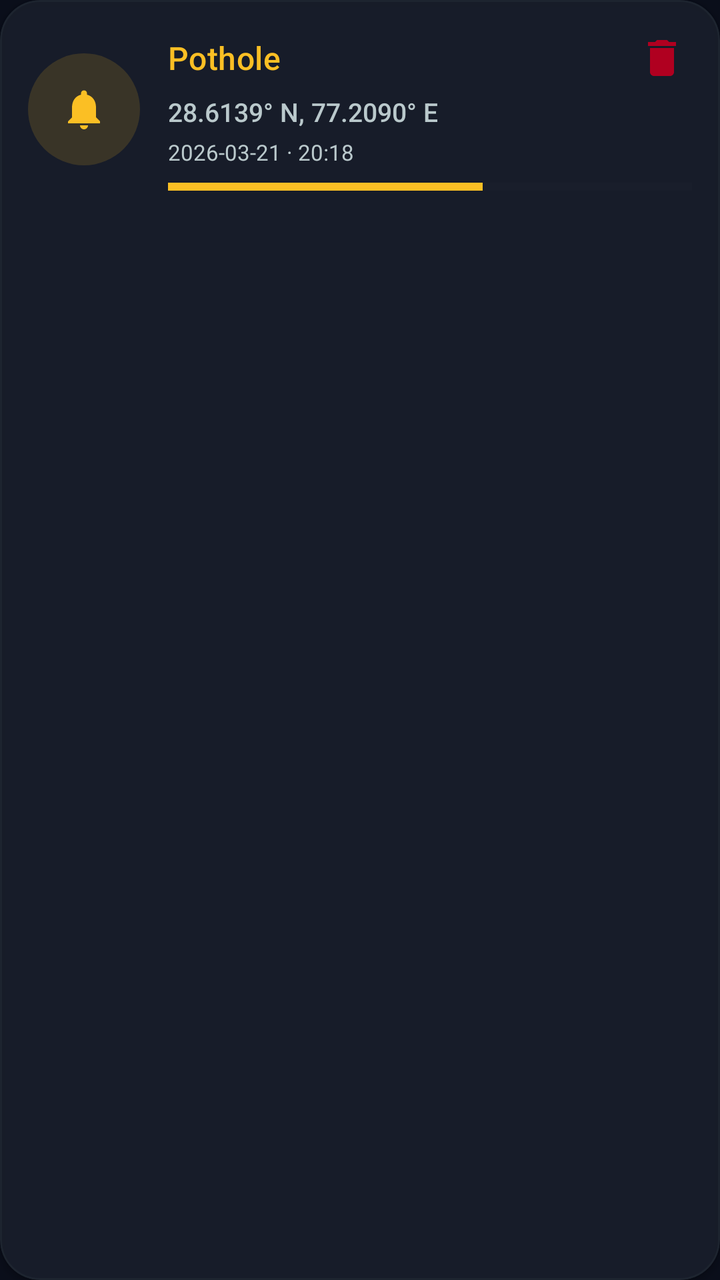
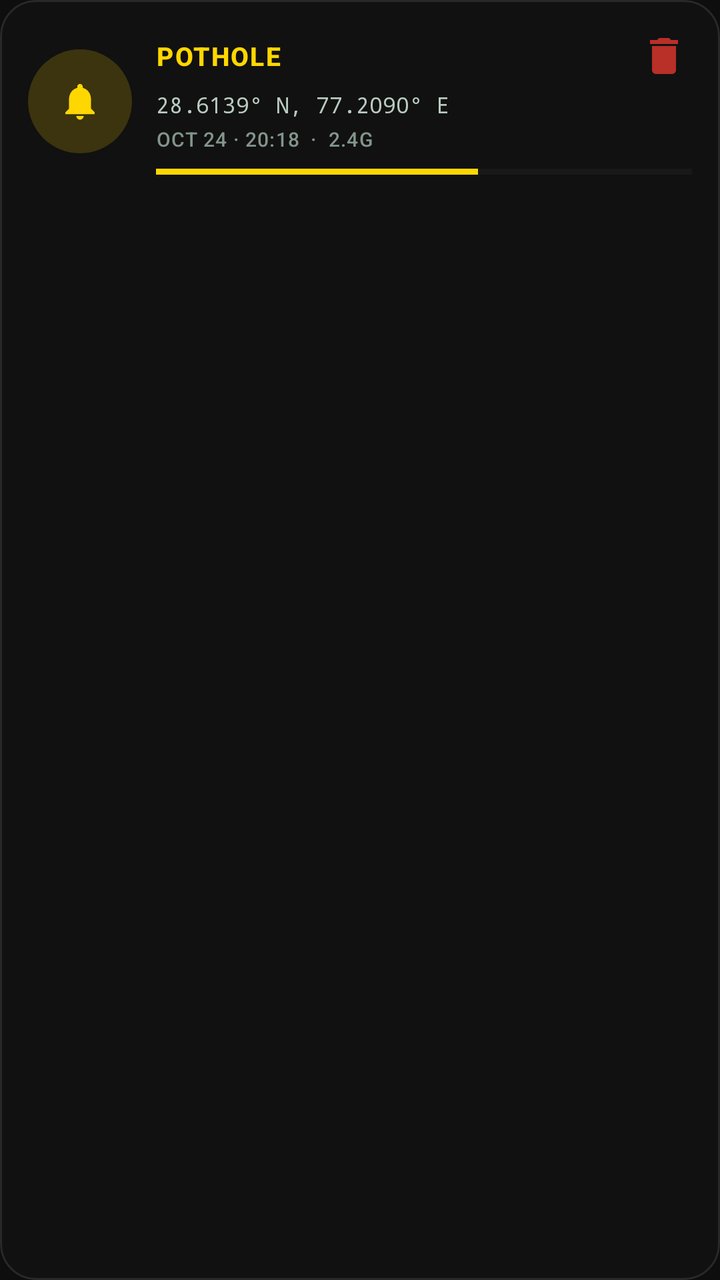

Compare the two renders of this Android layout. The source of the first and the diff that turns it into the second are given below.
<!-- AndroidManifest.xml: application theme Theme.RoadWise -->
<!-- res/layout/item_pothole.xml -->
<?xml version="1.0" encoding="utf-8"?>
<com.google.android.material.card.MaterialCardView xmlns:android="http://schemas.android.com/apk/res/android"
    xmlns:app="http://schemas.android.com/apk/res-auto"
    android:layout_width="match_parent"
    android:layout_height="wrap_content"
    android:layout_marginHorizontal="16dp"
    android:layout_marginVertical="6dp"
    app:cardBackgroundColor="?attr/glassSurface"
    app:cardCornerRadius="20dp"
    app:cardElevation="2dp"
    app:strokeColor="?attr/glassBorder"
    app:strokeWidth="1dp">

    <LinearLayout
        android:layout_width="match_parent"
        android:layout_height="wrap_content"
        android:orientation="horizontal"
        android:padding="14dp"
        android:gravity="center_vertical">

        
        <androidx.constraintlayout.widget.ConstraintLayout
            android:layout_width="56dp"
            android:layout_height="56dp">

            
            <View
                android:layout_width="56dp"
                android:layout_height="56dp"
                android:id="@+id/typeRing"
                android:background="@drawable/circle_indicator"
                android:backgroundTint="@color/brand_amber"
                android:alpha="0.15"
                app:layout_constraintTop_toTopOf="parent"
                app:layout_constraintStart_toStartOf="parent" />

            <ImageView
                android:layout_width="56dp"
                android:layout_height="56dp"
                android:id="@+id/ivThumbnail"
                android:scaleType="centerCrop"
                android:background="@android:color/transparent"
                app:layout_constraintTop_toTopOf="parent"
                app:layout_constraintStart_toStartOf="parent" />

            
            <ImageView
                android:id="@+id/ivTypeIcon"
                android:layout_width="24dp"
                android:layout_height="24dp"
                android:src="@drawable/ic_alerts"
                app:tint="@color/brand_amber"
                app:layout_constraintTop_toTopOf="parent"
                app:layout_constraintBottom_toBottomOf="parent"
                app:layout_constraintStart_toStartOf="parent"
                app:layout_constraintEnd_toEndOf="parent" />
        </androidx.constraintlayout.widget.ConstraintLayout>

        <LinearLayout
            android:layout_width="0dp"
            android:layout_height="wrap_content"
            android:layout_marginStart="14dp"
            android:layout_weight="1"
            android:orientation="vertical">

            <LinearLayout
                android:layout_width="match_parent"
                android:layout_height="wrap_content"
                android:orientation="horizontal"
                android:gravity="center_vertical">

                <TextView
                    android:id="@+id/tvType"
                    android:layout_width="0dp"
                    android:layout_height="wrap_content"
                    android:layout_weight="1"
                    android:text="Pothole"
                    android:textColor="?attr/colorSecondary"
                    android:textSize="16sp"
                    android:letterSpacing="0.01"
                    android:fontFamily="sans-serif-medium" />

                <ImageButton
                    android:id="@+id/btnDelete"
                    android:layout_width="30dp"
                    android:layout_height="30dp"
                    android:background="?attr/selectableItemBackgroundBorderless"
                    android:src="@drawable/ic_delete"
                    app:tint="?attr/colorError" />
            </LinearLayout>

            <TextView
                android:id="@+id/tvLocation"
                android:layout_width="match_parent"
                android:layout_height="wrap_content"
                android:layout_marginTop="3dp"
                android:text="28.6139° N, 77.2090° E"
                android:textColor="?attr/textFaded"
                android:fontFamily="sans-serif-medium"
                android:textSize="13sp" />

            <TextView
                android:id="@+id/tvDateTime"
                android:layout_width="match_parent"
                android:layout_height="wrap_content"
                android:layout_marginTop="4dp"
                android:text="2026-03-21 · 20:18"
                android:textColor="?attr/textFaded"
                android:textSize="11sp" />

            
            <ProgressBar
                android:id="@+id/pbIntensity"
                style="?android:attr/progressBarStyleHorizontal"
                android:layout_width="match_parent"
                android:layout_height="4dp"
                android:layout_marginTop="8dp"
                android:max="100"
                android:progress="60"
                android:progressTint="@color/brand_amber"
                android:progressBackgroundTint="?attr/glassBorder" />

        </LinearLayout>
    </LinearLayout>
</com.google.android.material.card.MaterialCardView>
<!-- resources referenced by this layout -->
<resources>
  <color name="brand_amber">#FBBF24</color>
  <!-- drawable circle_indicator (drawable) -->
  <?xml version="1.0" encoding="utf-8"?>
  <shape xmlns:android="http://schemas.android.com/apk/res/android"
      android:shape="oval">
      <solid android:color="#00FF00" />
      <size android:width="12dp" android:height="12dp" />
  </shape>
  <!-- drawable ic_alerts (drawable) -->
  <vector xmlns:android="http://schemas.android.com/apk/res/android"
      android:width="24dp"
      android:height="24dp"
      android:viewportWidth="24"
      android:viewportHeight="24">
      <path
          android:fillColor="#FF000000"
          android:pathData="M12,22c1.1,0 2,-0.9 2,-2h-4c0,1.1 0.9,2 2,2zM18,16v-5c0,-3.07 -1.63,-5.64 -4.5,-6.32V4c0,-0.83 -0.67,-1.5 -1.5,-1.5s-1.5,0.67 -1.5,1.5v0.68C7.64,5.36 6,7.92 6,11v5l-2,2v1h16v-1L18,16z"/>
  </vector>
  <!-- drawable ic_delete (drawable) -->
  <vector xmlns:android="http://schemas.android.com/apk/res/android"
      android:width="24dp"
      android:height="24dp"
      android:viewportWidth="24"
      android:viewportHeight="24"
      android:tint="#FF5252">
      <path
          android:fillColor="@android:color/white"
          android:pathData="M6,19c0,1.1 0.9,2 2,2h8c1.1,0 2,-0.9 2,-2V7H6V19zM19,4h-3.5l-1,-1h-5l-1,1H5v2h14V4z"/>
  </vector>
  <style name="Theme.RoadWise" parent="Theme.MaterialComponents.DayNight.NoActionBar">
          <item name="colorPrimary">@color/neon_primary</item>
          <item name="colorPrimaryVariant">@color/neon_primary_dim</item>
          <item name="colorOnPrimary">@color/neon_background</item>
          <item name="colorSecondary">@color/brand_amber</item>
          <item name="colorSecondaryVariant">@color/brand_amber_dark</item>
          <item name="colorOnSecondary">@color/black</item>
          
          <item name="android:colorBackground">@color/neon_background_lowest</item>
          <item name="colorSurface">@color/neon_surface</item>
          <item name="colorOnBackground">@color/neon_text_high</item>
          <item name="colorOnSurface">@color/neon_text_high</item>
  
          <item name="glassSurface">@color/glass_surface</item>
          <item name="glassSurfaceDeep">@color/glass_surface_deep</item>
          <item name="glassBorder">@color/glass_ghost_border</item>
          <item name="textFaded">@color/neon_text_med</item>
  
          <item name="android:statusBarColor">@color/neon_background_lowest</item>
          <item name="android:windowLightStatusBar" tools:targetApi="m">false</item>
      </style>
  <color name="neon_primary">#00E5FF</color>
  <color name="neon_primary_dim">#00DAF3</color>
  <color name="neon_background">#0F131F</color>
  <color name="brand_amber_dark">#D97706</color>
  <color name="black">#FF000000</color>
  <color name="neon_background_lowest">#0A0E1A</color>
  <color name="neon_surface">#1B1F2C</color>
  <color name="neon_text_high">#DFE2F3</color>
  <color name="glass_surface">#D91B1F2C</color>
  <color name="glass_surface_deep">#E60F131F</color>
  <color name="glass_ghost_border">#333B494C</color>
  <color name="neon_text_med">#BAC9CC</color>
</resources>

<!-- the commit's change to res/layout/item_pothole.xml (unified diff, before → after) -->
@@ -4,11 +4,11 @@
     android:layout_width="match_parent"
     android:layout_height="wrap_content"
     android:layout_marginHorizontal="16dp"
-    android:layout_marginVertical="6dp"
-    app:cardBackgroundColor="?attr/glassSurface"
-    app:cardCornerRadius="20dp"
-    app:cardElevation="2dp"
-    app:strokeColor="?attr/glassBorder"
+    android:layout_marginVertical="5dp"
+    app:cardBackgroundColor="@color/glass_surface"
+    app:cardCornerRadius="18dp"
+    app:cardElevation="0dp"
+    app:strokeColor="@color/glass_border"
     app:strokeWidth="1dp">
 
     <LinearLayout
@@ -20,24 +20,25 @@
 
         
         <androidx.constraintlayout.widget.ConstraintLayout
-            android:layout_width="56dp"
-            android:layout_height="56dp">
+            android:layout_width="52dp"
+            android:layout_height="52dp">
 
             
             <View
-                android:layout_width="56dp"
-                android:layout_height="56dp"
                 android:id="@+id/typeRing"
+                android:layout_width="52dp"
+                android:layout_height="52dp"
                 android:background="@drawable/circle_indicator"
-                android:backgroundTint="@color/brand_amber"
-                android:alpha="0.15"
+                android:backgroundTint="@color/electric_gold"
+                android:alpha="0.18"
                 app:layout_constraintTop_toTopOf="parent"
                 app:layout_constraintStart_toStartOf="parent" />
 
+            
             <ImageView
-                android:layout_width="56dp"
-                android:layout_height="56dp"
                 android:id="@+id/ivThumbnail"
+                android:layout_width="52dp"
+                android:layout_height="52dp"
                 android:scaleType="centerCrop"
                 android:background="@android:color/transparent"
                 app:layout_constraintTop_toTopOf="parent"
@@ -46,20 +47,21 @@
             
             <ImageView
                 android:id="@+id/ivTypeIcon"
-                android:layout_width="24dp"
-                android:layout_height="24dp"
+                android:layout_width="22dp"
+                android:layout_height="22dp"
                 android:src="@drawable/ic_alerts"
-                app:tint="@color/brand_amber"
+                app:tint="@color/electric_gold"
                 app:layout_constraintTop_toTopOf="parent"
                 app:layout_constraintBottom_toBottomOf="parent"
                 app:layout_constraintStart_toStartOf="parent"
                 app:layout_constraintEnd_toEndOf="parent" />
         </androidx.constraintlayout.widget.ConstraintLayout>
 
+        
         <LinearLayout
             android:layout_width="0dp"
             android:layout_height="wrap_content"
-            android:layout_marginStart="14dp"
+            android:layout_marginStart="12dp"
             android:layout_weight="1"
             android:orientation="vertical">
 
@@ -74,19 +76,21 @@
                     android:layout_width="0dp"
                     android:layout_height="wrap_content"
                     android:layout_weight="1"
-                    android:text="Pothole"
-                    android:textColor="?attr/colorSecondary"
-                    android:textSize="16sp"
-                    android:letterSpacing="0.01"
-                    android:fontFamily="sans-serif-medium" />
+                    android:text="POTHOLE"
+                    android:textColor="@color/electric_gold"
+                    android:textSize="13sp"
+                    android:letterSpacing="0.06"
+                    android:fontFamily="sans-serif-medium"
+                    android:textStyle="bold" />
 
                 <ImageButton
                     android:id="@+id/btnDelete"
-                    android:layout_width="30dp"
-                    android:layout_height="30dp"
+                    android:layout_width="28dp"
+                    android:layout_height="28dp"
                     android:background="?attr/selectableItemBackgroundBorderless"
                     android:src="@drawable/ic_delete"
-                    app:tint="?attr/colorError" />
+                    app:tint="#FF3B30"
+                    android:alpha="0.7" />
             </LinearLayout>
 
             <TextView
@@ -95,30 +99,32 @@
                 android:layout_height="wrap_content"
                 android:layout_marginTop="3dp"
                 android:text="28.6139° N, 77.2090° E"
-                android:textColor="?attr/textFaded"
-                android:fontFamily="sans-serif-medium"
-                android:textSize="13sp" />
+                android:textColor="@color/text_med"
+                android:fontFamily="monospace"
+                android:textSize="11sp" />
 
             <TextView
                 android:id="@+id/tvDateTime"
                 android:layout_width="match_parent"
                 android:layout_height="wrap_content"
-                android:layout_marginTop="4dp"
-                android:text="2026-03-21 · 20:18"
-                android:textColor="?attr/textFaded"
-                android:textSize="11sp" />
+                android:layout_marginTop="3dp"
+                android:text="OCT 24 · 20:18  ·  2.4G"
+                android:textColor="@color/text_low"
+                android:fontFamily="sans-serif-medium"
+                android:textSize="10sp"
+                android:letterSpacing="0.04" />
 
             
             <ProgressBar
                 android:id="@+id/pbIntensity"
                 style="?android:attr/progressBarStyleHorizontal"
                 android:layout_width="match_parent"
-                android:layout_height="4dp"
+                android:layout_height="3dp"
                 android:layout_marginTop="8dp"
                 android:max="100"
                 android:progress="60"
-                android:progressTint="@color/brand_amber"
-                android:progressBackgroundTint="?attr/glassBorder" />
+                android:progressTint="@color/electric_gold"
+                android:progressBackgroundTint="@color/glass_border" />
 
         </LinearLayout>
     </LinearLayout>
<!-- resource entries referenced after the edit -->
@@ -1,6 +1,7 @@
 <!-- resources referenced by this layout -->
 <resources>
-  <color name="brand_amber">#FBBF24</color>
+  <color name="electric_gold">#FFD700</color>
+  <color name="glass_border">#1AFFFFFF</color>
   <!-- drawable circle_indicator (drawable) -->
   <?xml version="1.0" encoding="utf-8"?>
   <shape xmlns:android="http://schemas.android.com/apk/res/android"
@@ -30,37 +31,36 @@
           android:pathData="M6,19c0,1.1 0.9,2 2,2h8c1.1,0 2,-0.9 2,-2V7H6V19zM19,4h-3.5l-1,-1h-5l-1,1H5v2h14V4z"/>
   </vector>
   <style name="Theme.RoadWise" parent="Theme.MaterialComponents.DayNight.NoActionBar">
-          <item name="colorPrimary">@color/neon_primary</item>
-          <item name="colorPrimaryVariant">@color/neon_primary_dim</item>
-          <item name="colorOnPrimary">@color/neon_background</item>
-          <item name="colorSecondary">@color/brand_amber</item>
-          <item name="colorSecondaryVariant">@color/brand_amber_dark</item>
+          
+          <item name="colorPrimary">@color/emerald_neon</item>
+          <item name="colorPrimaryVariant">@color/emerald_neon</item>
+          <item name="colorOnPrimary">@color/obsidian_background</item>
+          <item name="colorSecondary">@color/electric_gold</item>
+          <item name="colorSecondaryVariant">@color/electric_gold</item>
           <item name="colorOnSecondary">@color/black</item>
           
-          <item name="android:colorBackground">@color/neon_background_lowest</item>
-          <item name="colorSurface">@color/neon_surface</item>
-          <item name="colorOnBackground">@color/neon_text_high</item>
-          <item name="colorOnSurface">@color/neon_text_high</item>
+          <item name="android:colorBackground">@color/obsidian_lowest</item>
+          <item name="colorSurface">@color/obsidian_background</item>
+          <item name="colorOnBackground">@color/text_high</item>
+          <item name="colorOnSurface">@color/text_high</item>
   
+          
           <item name="glassSurface">@color/glass_surface</item>
           <item name="glassSurfaceDeep">@color/glass_surface_deep</item>
-          <item name="glassBorder">@color/glass_ghost_border</item>
-          <item name="textFaded">@color/neon_text_med</item>
+          <item name="glassBorder">@color/glass_border</item>
+          <item name="textFaded">@color/text_med</item>
   
-          <item name="android:statusBarColor">@color/neon_background_lowest</item>
+          <item name="android:statusBarColor">@color/obsidian_lowest</item>
           <item name="android:windowLightStatusBar" tools:targetApi="m">false</item>
       </style>
-  <color name="neon_primary">#00E5FF</color>
-  <color name="neon_primary_dim">#00DAF3</color>
-  <color name="neon_background">#0F131F</color>
-  <color name="brand_amber_dark">#D97706</color>
+  <color name="emerald_neon">#00FFC2</color>
+  <color name="obsidian_background">#131313</color>
   <color name="black">#FF000000</color>
-  <color name="neon_background_lowest">#0A0E1A</color>
-  <color name="neon_surface">#1B1F2C</color>
-  <color name="neon_text_high">#DFE2F3</color>
-  <color name="glass_surface">#D91B1F2C</color>
-  <color name="glass_surface_deep">#E60F131F</color>
-  <color name="glass_ghost_border">#333B494C</color>
-  <color name="neon_text_med">#BAC9CC</color>
+  <color name="obsidian_lowest">#0E0E0E</color>
+  <color name="text_high">#E2E2E2</color>
+  <color name="glass_surface">#B3131313</color>
+  <color name="text_low">#83958C</color>
+  <color name="text_med">#B9CBC1</color>
+  <color name="glass_surface_deep">#E6131313</color>
 </resources>
 
